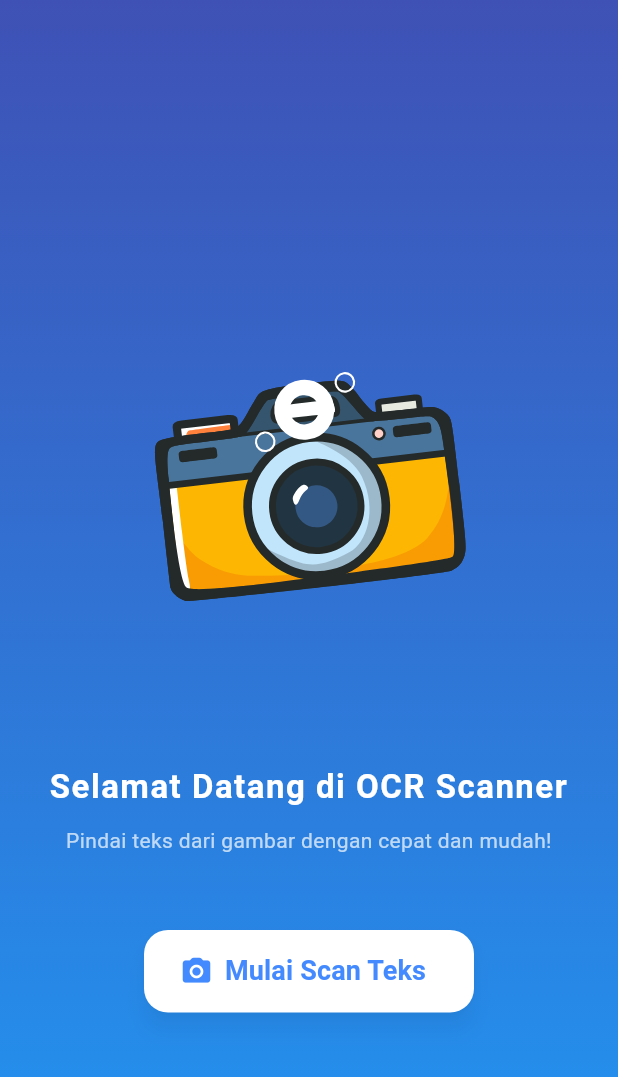
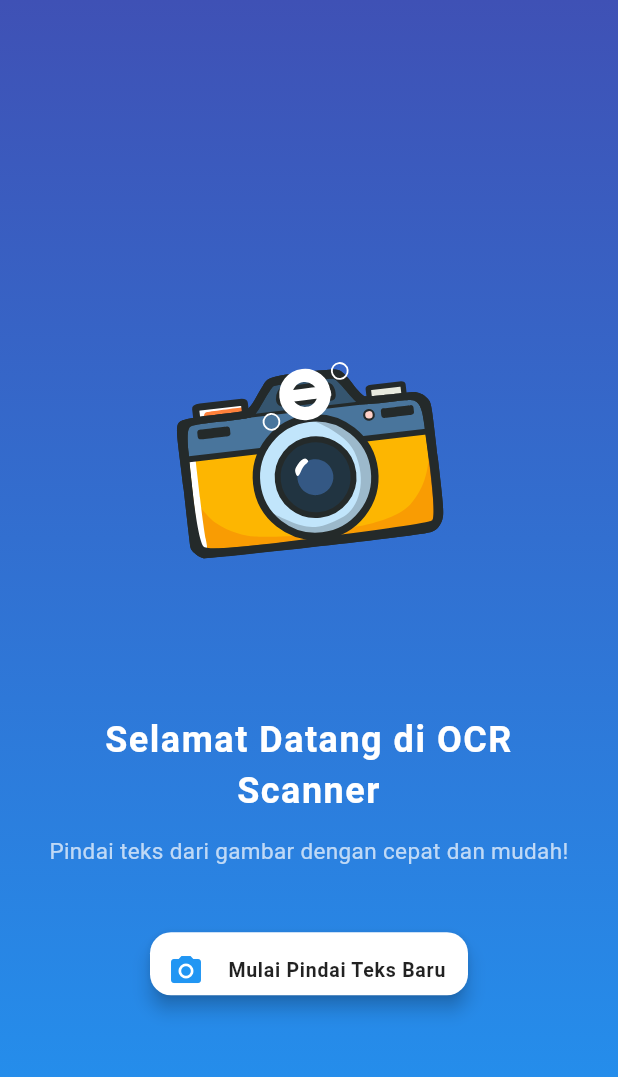
Before and after one commit to randaheru/praktikum7_ocr_flutter, a Flutter app: the HomeScreen screen opened by its route, on a phone screen of 412 x 824 dp. Shown: the top 1077 px of the screen. Run offline on Flutter 3.47's test engine with Material 3 defaults, Android fonts, the phone set to English and light mode, and no system bars; our stand-ins replace camera, lottie; missing offline and left inert: google_mlkit_text_recognition.

Commit message:
Selesai Soal 1 - ListTile dan Navigasi Balik

```diff
--- a/lib/screens/home_screen.dart
+++ b/lib/screens/home_screen.dart
@@ -24,58 +24,70 @@ class HomeScreen extends StatelessWidget {
               child: Column(
                 mainAxisAlignment: MainAxisAlignment.center,
                 children: [
-                  // Animasi Lottie dari assets/Lottie
+                  // Animasi Lottie
                   Lottie.asset(
-                    'assets/Lottie/Camera.json', // pastikan nama file sama persis (case-sensitive)
-                    width: 350,
-                    height: 350,
+                    'assets/Lottie/Camera.json',
+                    width: 300,
+                    height: 300,
                     fit: BoxFit.contain,
                   ),
-                  const SizedBox(height: 10),
+                  const SizedBox(height: 20),
 
                   // Judul
                   const Text(
                     'Selamat Datang di OCR Scanner',
                     style: TextStyle(
-                      fontSize: 22,
+                      fontSize: 24,
                       fontWeight: FontWeight.bold,
                       color: Colors.white,
                       letterSpacing: 1.0,
                     ),
                     textAlign: TextAlign.center,
                   ),
-                  const SizedBox(height: 10),
+                  const SizedBox(height: 12),
                   const Text(
                     'Pindai teks dari gambar dengan cepat dan mudah!',
-                    style: TextStyle(fontSize: 14, color: Colors.white70),
+                    style: TextStyle(fontSize: 15, color: Colors.white70),
                     textAlign: TextAlign.center,
                   ),
-                  const SizedBox(height: 50),
+                  const SizedBox(height: 40),
 
-                  // Tombol Mulai Scan
-                  ElevatedButton.icon(
-                    onPressed: () {
-                      Navigator.push(
-                        context,
-                        MaterialPageRoute(builder: (_) => const ScanScreen()),
-                      );
-                    },
-                    icon: const Icon(Icons.camera_alt_rounded, size: 22),
-                    label: const Text(
-                      'Mulai Scan Teks',
-                      style: TextStyle(
-                        fontSize: 18,
-                        fontWeight: FontWeight.w600,
+                  // Tombol (ListTile) dibuat lebih kecil
+                  SizedBox(
+                    width: 220, // 🔹 Lebar tombol lebih kecil
+                    height: 50, // 🔹 Tinggi tombol lebih kecil
+                    child: Card(
+                      color: Colors.white,
+                      shape: RoundedRectangleBorder(
+                        borderRadius: BorderRadius.circular(14),
                       ),
-                    ),
-                    style: ElevatedButton.styleFrom(
-                      backgroundColor: Colors.white,
-                      foregroundColor: Colors.blueAccent,
-                      elevation: 6,
-                      shadowColor: Colors.black26,
-                      minimumSize: const Size(220, 55),
-                      shape: RoundedRectangleBorder(
-                        borderRadius: BorderRadius.circular(16),
+                      elevation: 5,
+                      child: ListTile(
+                        dense: true, // 🔹 Membuat ListTile lebih ramping
+                        contentPadding: const EdgeInsets.symmetric(
+                          horizontal: 12,
+                          vertical: 2,
+                        ),
+                        leading: const Icon(
+                          Icons.camera_alt,
+                          color: Colors.blue,
+                        ),
+                        title: const Text(
+                          'Mulai Pindai Teks Baru',
+                          style: TextStyle(
+                            fontWeight: FontWeight.w700,
+                            color: Colors.black87,
+                            fontSize: 13,
+                          ),
+                        ),
+                        onTap: () {
+                          Navigator.push(
+                            context,
+                            MaterialPageRoute(
+                              builder: (_) => const ScanScreen(),
+                            ),
+                          );
+                        },
                       ),
                     ),
                   ),
```
Also changed, not shown: lib/screens/login_screen.dart (+6 -60 lines), lib/screens/result_screen.dart (+23 -4 lines).
